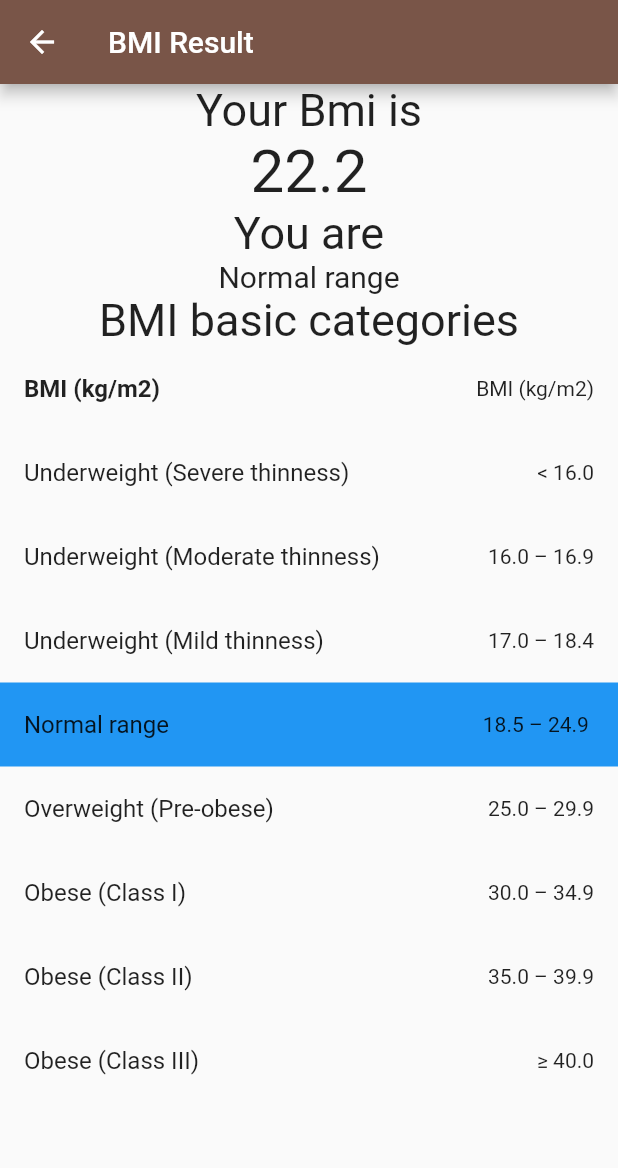
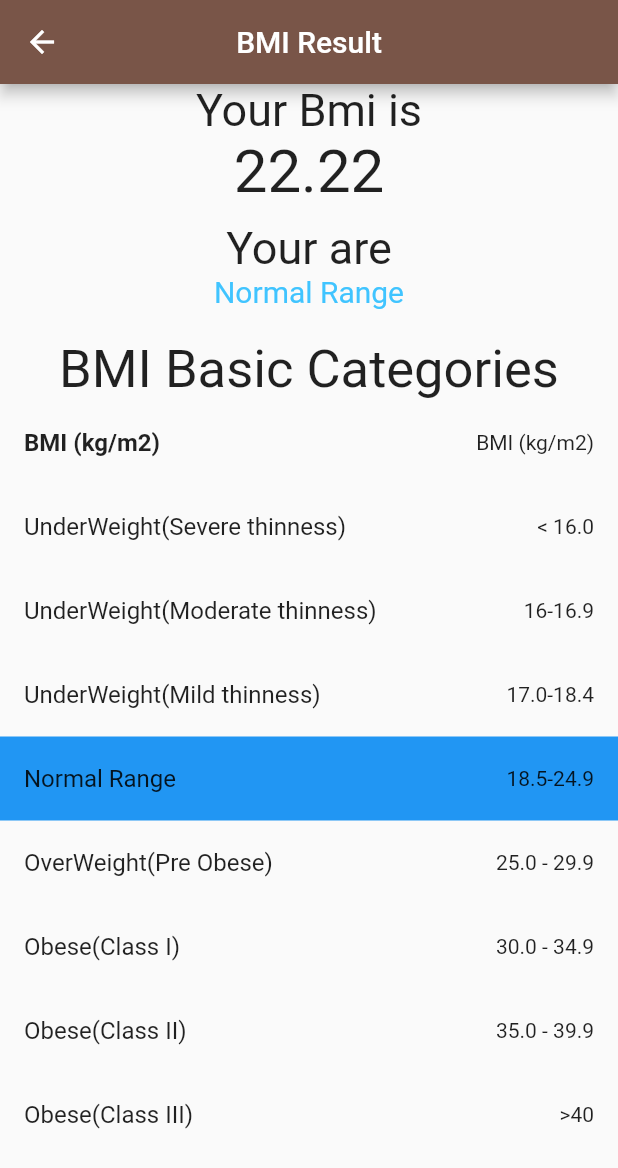
Before and after one commit to moniruzzaman76/BMI-Calculator, a Flutter app: the screen it shows after launch, after a tap on "Calculate", on a phone screen of 412 x 824 dp. Shown: the top 1168 px of the screen. Run offline on Flutter 3.47's test engine with Material 2 defaults, Android fonts, the phone set to English and light mode, and no system bars; our stand-ins replace google_fonts.

Commit message:
bmi calculator

```diff
--- a/lib/constants.dart
+++ b/lib/constants.dart
@@ -1,22 +1,21 @@
-const String Category = 'BMI (kg/m2)';
-const String Underweight = 'Underweight (Severe thinness)';
-const String UnderweightModerate = 'Underweight (Moderate thinness)';
-const String UnderweightMild = 'Underweight (Mild thinness)';
-const String Normal = 'Normal range';
-const String OverweighPreobese = 'Overweight (Pre-obese)';
-const String ObeseClass1 = 'Obese (Class I)';
-const String ObeseClass2 = 'Obese (Class II)';
-const String ObeseClass3 = 'Obese (Class III)';
+String categories = 'BMI (kg/m2)';
+String underWeight = 'UnderWeight(Severe thinness)';
+String underWeightModerate = 'UnderWeight(Moderate thinness)';
+String underWeightMild = 'UnderWeight(Mild thinness)';
+String normalRange = 'Normal Range';
+String overWeightPreObese = 'OverWeight(Pre Obese)';
+String obeseClass1 = 'Obese(Class I)';
+String obeseClass2 = 'Obese(Class II)';
+String obeseClass3 = 'Obese(Class III)';
 
-
-const bimMap = <String, String>{
-  Category: 'BMI (kg/m2)',
-  Underweight: '< 16.0',
-  UnderweightModerate: '16.0 – 16.9',
-  UnderweightMild: '17.0 – 18.4',
-  Normal: '18.5 – 24.9	',
-  OverweighPreobese: '25.0 – 29.9',
-  ObeseClass1: '30.0 – 34.9',
-  ObeseClass2: '35.0 – 39.9',
-  ObeseClass3: '≥ 40.0',
+var bmiMap = <String, String>{
+ categories : 'BMI (kg/m2)',
+ underWeight: '< 16.0',
+ underWeightModerate: '16-16.9',
+ underWeightMild: '17.0-18.4',
+ normalRange: '18.5-24.9',
+ overWeightPreObese: '25.0 - 29.9',
+ obeseClass1: '30.0 - 34.9',
+ obeseClass2: '35.0 - 39.9',
+ obeseClass3: '>40',
 };
--- a/lib/home_page.dart
+++ b/lib/home_page.dart
@@ -84,8 +84,7 @@ class _HomePageState extends State<HomePage> {
                     )),
               ],
             ),
-          ),/// 1st Step complete
-
+          ),/// 1st Step
 
           Expanded(
               flex: 10,
@@ -95,14 +94,15 @@ class _HomePageState extends State<HomePage> {
                 child: Column(
                   mainAxisAlignment: MainAxisAlignment.center,
                   children: [
-                     const Text('Height',style: TextStyle(fontSize: 30,color: Colors.white),),
-                   const SizedBox(height: 10,),
+                    const Text('Height',style: TextStyle(fontSize: 30,color: Colors.white),),
+                    const SizedBox(height: 10,),
                    Row(
                      mainAxisAlignment: MainAxisAlignment.center,
+                     crossAxisAlignment: CrossAxisAlignment.baseline,
                      textBaseline: TextBaseline.alphabetic,
                      children: [
                        Text('$height',style: const TextStyle(fontSize: 30,color: Colors.white),),
-                       const SizedBox(width:7,),
+                       const SizedBox(width:6,),
                        const Text('CM',style: TextStyle(fontSize: 12,color: Colors.white),)
                      ],
                    ),
@@ -120,7 +120,7 @@ class _HomePageState extends State<HomePage> {
                         }),
                   ],
                 ),
-              )),/// 2nd
+              )),/// 2nd Step
 
           Expanded(
               flex: 10,
@@ -207,11 +207,15 @@ class _HomePageState extends State<HomePage> {
                     ),
                   ],
                 ),
-              )),/// 3rd
+              )),/// 3rd step
+
           SizedBox(
             width: double.infinity,
             height: 55,
             child: ElevatedButton(
+              style: ElevatedButton.styleFrom(
+                backgroundColor: Colors.pink
+              ),
                 onPressed: (){
                   double h  = height/100;
                   double heightSquare = h*h ;
--- a/lib/main.dart
+++ b/lib/main.dart
@@ -1,5 +1,4 @@
 import 'package:flutter/material.dart';
-
 import 'home_page.dart';
 
 void main() {
--- a/lib/result_page.dart
+++ b/lib/result_page.dart
@@ -3,64 +3,75 @@ import 'constants.dart';
 
 class MyResult extends StatelessWidget {
   final double result;
+  const MyResult({Key? key, required this.result}) : super(key: key);
 
-  const MyResult({super.key, required this.result});
-  String getStatus() {
-    String status = '';
-    if (result < 16.0) {
-      status = Underweight;
-    } else if (result >= 16 && result <= 16.9) {
-      status = UnderweightModerate;
-    } else if (result >= 17 && result <= 18.4) {
-      status = UnderweightMild;
-    } else if (result >= 18.5 && result <= 24.9) {
-      status = Normal;
-    } else if (result >= 25 && result <= 29.9) {
-      status = OverweighPreobese;
-    } else if (result >= 30 && result <= 34.9) {
-      status = ObeseClass1;
-    } else if (result >= 35 && result <= 39.9) {
-      status = ObeseClass2;
-    } else {
-      status = ObeseClass3;
+  String getStatus(){
+    String Status = "";
+    if(result<16){
+       Status = underWeight;
     }
-    return status;
+    else if(result >= 16.0 && result <=16.9 ){
+      Status = underWeightModerate;
+    }
+    else if(result >= 17.0 && result <=18.4 ){
+      Status = underWeightMild;
+    }
+    else if(result >= 18.5 && result <=24.9 ){
+      Status =normalRange;
+    }
+    else if(result >= 25.0 && result <=29.9 ){
+      Status = overWeightPreObese;
+    }
+    else if(result >= 30.0 && result <=29.9 ){
+      Status = obeseClass1;
+    }
+    else if(result >= 35.0 && result <=39.9 ){
+      Status = obeseClass2;
+    }
+    else{
+      Status = obeseClass3;
+    }
+    return Status;
   }
 
   @override
   Widget build(BuildContext context) {
     return Scaffold(
       appBar: AppBar(
-        title: const Text('BMI Result'),
-      ),
+        backgroundColor: Colors.brown,
+        centerTitle: true,
+        title: const Text('BMI Result'),),
       body: SingleChildScrollView(
         child: Center(
           child: Column(
             children: [
-              const Text('Your Bmi is', style: TextStyle(fontSize: 30)),
-              Text(result.toStringAsFixed(1), style: const TextStyle(fontSize: 40)),
-              const Text('You are', style: TextStyle(fontSize: 30)),
-              Text(getStatus(), style: const TextStyle(fontSize: 20)),
-              const Text('BMI basic categories',
-                  style: TextStyle(fontSize: 30)),
-              Column(
-                children: bimMap.keys.map((value) {
-                  bool firstrow = value == Category;
-                  return ListTile(
-                    tileColor:
-                    value == getStatus() && result >= 16 && result <= 16.9 ? Colors.amber
-                        : value == getStatus() && result >= 17 && result <= 18.4 ? Colors.green
-                        : value == getStatus() && result >= 18.5 && result <= 24.9 ? Colors.blue
-                        : value == getStatus() && result >= 25 && result <= 29.9 ? Colors.red
-                        : value == getStatus() && result >= 30 && result <= 34.9 ? Colors.blueGrey
-                        : value == getStatus() && result >= 35 && result <= 39.9 ? Colors.black : null,
-                    title: Text(value, style: TextStyle(
-                          fontWeight: firstrow ? FontWeight.bold : null),
-                    ),
-                    trailing: Text(bimMap[value]!),
-                  );
-                }).toList(),
-              )
+              const Text('Your Bmi is',style: TextStyle(fontSize:30),),
+              Text(result.toStringAsFixed(2), style: const TextStyle(fontSize: 40)),
+              const SizedBox(height: 10,),
+              const Text('Your are',style: TextStyle(fontSize:30),),
+               Text(getStatus(),style: const TextStyle(fontSize: 20,color: Colors.lightBlueAccent),),
+              const SizedBox(height: 20,),
+              const Text('BMI Basic Categories',style: TextStyle(fontSize:35),),
+
+          Column(
+            children: bmiMap.entries.map((entry) => ListTile(
+              tileColor: getStatus() == entry.key && result < 16.0 ? Colors.red
+                  :getStatus() == entry.key && result >= 16.0 && result <= 16.9 ? Colors.amber
+                  : getStatus() == entry.key && result >= 17.0 && result <= 18.4 ? Colors.green
+                  : getStatus() == entry.key && result >= 18.5 && result <= 24.9 ? Colors.blue
+                  : getStatus() == entry.key && result >= 25.0 && result <= 29.9 ? Colors.pinkAccent
+                  : getStatus() == entry.key && result >= 30.0 && result <= 34.9 ? Colors.blueGrey
+                  : getStatus() == entry.key && result >= 35.0 && result <= 39.9 ? Colors.black
+                  : getStatus() == entry.key && result >= 40.0 ? Colors.red
+                  : null,
+              title: Text(entry.key, style: TextStyle(
+                  fontWeight: entry.key == categories ? FontWeight.bold
+                      : null,
+                ),
+              ),
+              trailing: Text(entry.value),
+            )).toList(),
+          )
             ],
           ),
         ),
```
